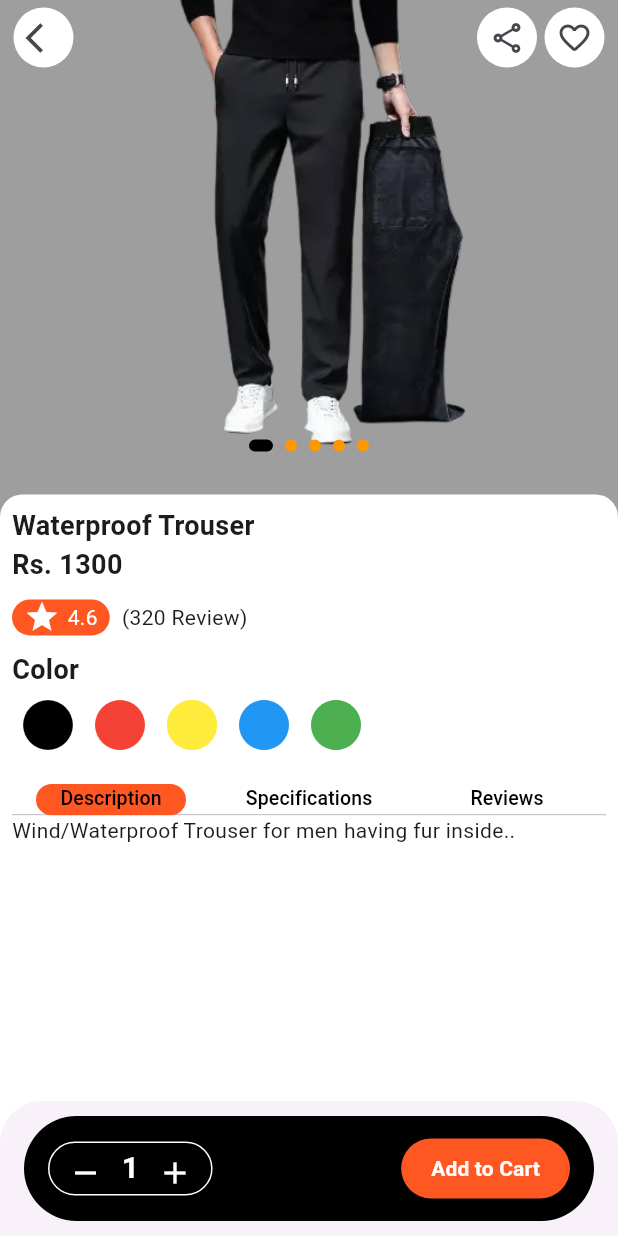
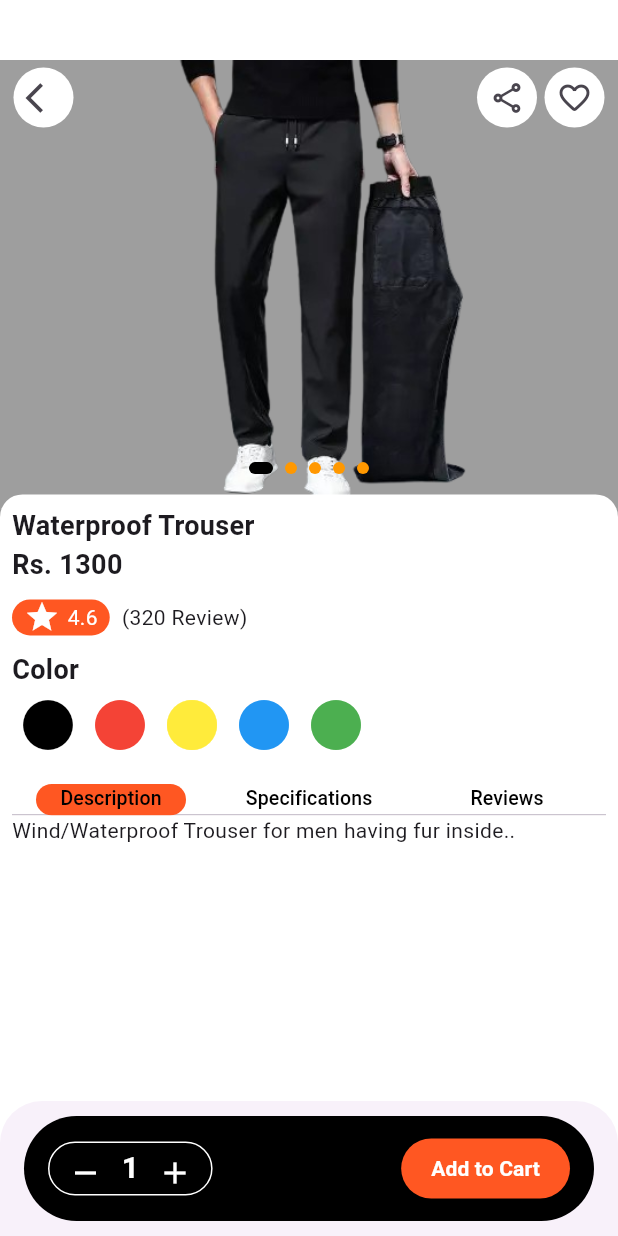
Before and after one commit to Indeshsingh/ecomerce_app, a Flutter app: the DetailsScreen screen opened directly, on a phone screen of 412 x 824 dp. Run offline on Flutter 3.47's test engine with Material 3 defaults, Android fonts, the light colour scheme and no system bars; drawn by our look-alikes of smooth_page_indicator; our stand-ins replace flutter_bloc; network calls fail.

Commit message:
added sizedbox_height

```diff
--- a/lib/screens/Details/details_screen.dart
+++ b/lib/screens/Details/details_screen.dart
@@ -22,9 +22,14 @@ class DetailsScreen extends StatelessWidget {
         body: Stack(
           children: [
             Container(
-              // color: Colors.white,
+              color: Colors.white,
               child: const Column(
-                children: [DetailCard()],
+                children: [
+                  SizedBox(
+                    height: 40,
+                  ),
+                  DetailCard()
+                ],
               ),
             ),
             Positioned(
--- a/lib/screens/Home/Widget/detail_card.dart
+++ b/lib/screens/Home/Widget/detail_card.dart
@@ -28,24 +28,24 @@ class DetailCard extends StatelessWidget {
                         // height: MediaQuery.of(context).size.height * 0.35,
                         fit: BoxFit.contain,
                       ),
-                      // Image.asset(
-                      //   "assets/img/men-removebg-preview.png",
-                      //    height: MediaQuery.of(context).size.height * 0.4,
-                      //   fit: BoxFit.contain,
-                      // ),
-                      // Image.asset(
-                      //   "assets/img/men-removebg-preview.png",
-                      //    height: MediaQuery.of(context).size.height * 0.4,
-                      //   fit: BoxFit.contain,
-                      // ),
-                      // Image.asset(
-                      //   "assets/img/men-removebg-preview.png",
-                      //   fit: BoxFit.contain,
-                      // ),
-                      // Image.asset(
-                      //   "assets/img/men-removebg-preview.png",
-                      //   fit: BoxFit.contain,
-                      // ),
+                      Image.asset(
+                        "assets/img/men-removebg-preview.png",
+                        height: MediaQuery.of(context).size.height * 0.4,
+                        fit: BoxFit.contain,
+                      ),
+                      Image.asset(
+                        "assets/img/men-removebg-preview.png",
+                        height: MediaQuery.of(context).size.height * 0.4,
+                        fit: BoxFit.contain,
+                      ),
+                      Image.asset(
+                        "assets/img/men-removebg-preview.png",
+                        fit: BoxFit.contain,
+                      ),
+                      Image.asset(
+                        "assets/img/men-removebg-preview.png",
+                        fit: BoxFit.contain,
+                      ),
                     ],
                   ),
                 ),
@@ -77,7 +77,7 @@ class DetailCard extends StatelessWidget {
                   ),
                 ),
                 Positioned(
-                  bottom: 5,
+                  bottom: 30,
                   child: SmoothPageIndicator(
                     controller: pageController,
                     count: 5,
```
